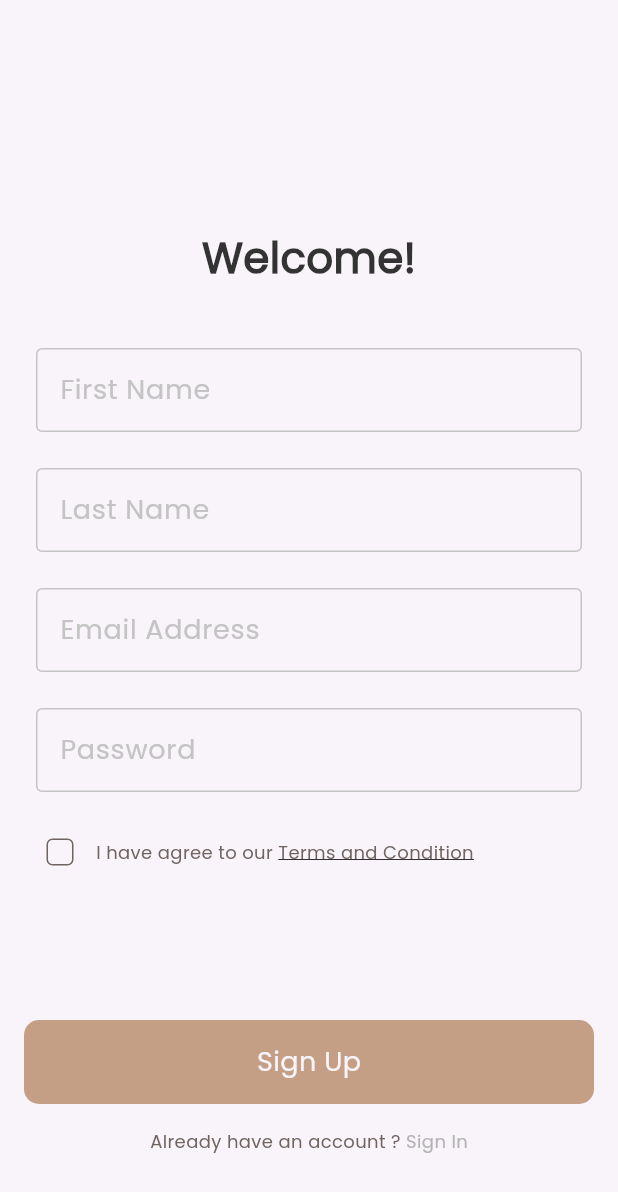
After one commit to mozidan27/dalel, a Flutter app: the screen it shows after launch, after a tap on "Skip", on a phone screen of 412 x 824 dp. The commit adds this screen. Shown: the top 1192 px of the screen. Run offline on Flutter 3.47's test engine with Material 3 defaults, Android fonts, the phone set to English and light mode, and no system bars; our stand-ins replace firebase_auth, firebase_core, flutter_bloc, get_it, shared_preferences, smooth_page_indicator; accounts and stored records are empty.

Commit message:
create account with email and password

```diff
--- /dev/null
+++ b/lib/app/dalel_app.dart
@@ -0,0 +1,18 @@
+import 'package:dalel/core/routes/app_router.dart';
+import 'package:dalel/core/utils/app_colors.dart';
+import 'package:dalel/features/splash/presentation/views/splash_view.dart';
+import 'package:flutter/material.dart';
+
+class Dalel extends StatelessWidget {
+  const Dalel({super.key});
+
+  @override
+  Widget build(BuildContext context) {
+    return MaterialApp(
+      home: const SplashView(),
+      theme: ThemeData(scaffoldBackgroundColor: AppColors.offWhite),
+      debugShowCheckedModeBanner: false,
+      routes: buildAppRoutes(),
+    );
+  }
+}
--- /dev/null
+++ b/lib/core/funcations/check_state_changes.dart
@@ -0,0 +1,16 @@
+import 'package:firebase_auth/firebase_auth.dart';
+import 'package:flutter/foundation.dart';
+
+void checkStateChanges() {
+  FirebaseAuth.instance.authStateChanges().listen((User? user) {
+    if (user == null) {
+      if (kDebugMode) {
+        print('User is currently signed out!');
+      }
+    } else {
+      if (kDebugMode) {
+        print('User is signed in!');
+      }
+    }
+  });
+}
--- a/lib/features/auth/presentation/auth_cubit/cubit/auth_cubit.dart
+++ b/lib/features/auth/presentation/auth_cubit/cubit/auth_cubit.dart
@@ -1,6 +1,33 @@
 import 'package:dalel/features/auth/presentation/auth_cubit/cubit/auth_state.dart';
+import 'package:firebase_auth/firebase_auth.dart';
 import 'package:flutter_bloc/flutter_bloc.dart';
 
 class AuthCubit extends Cubit<AuthState> {
   AuthCubit() : super(AuthInitial());
+  late String? firstName;
+  late String? lastName;
+  late String? emailAddress;
+  late String? password;
+
+  signUpWithEmailAndPassword() async {
+    try {
+      emit(SignupLoadingState());
+      final credential =
+          await FirebaseAuth.instance.createUserWithEmailAndPassword(
+        email: emailAddress!,
+        password: password!,
+      );
+      emit(SignupSuccessState());
+    } on FirebaseAuthException catch (e) {
+      if (e.code == 'weak-password') {
+        emit(SignupFailurState(
+            errorMessage: 'The password provided is too weak.'));
+      } else if (e.code == 'email-already-in-use') {
+        emit(SignupFailurState(
+            errorMessage: 'The account already exists for that email.'));
+      }
+    } catch (e) {
+      emit(SignupFailurState(errorMessage: e.toString()));
+    }
+  }
 }
--- a/lib/features/auth/presentation/auth_cubit/cubit/auth_state.dart
+++ b/lib/features/auth/presentation/auth_cubit/cubit/auth_state.dart
@@ -1,3 +1,13 @@
 class AuthState {}
 
 final class AuthInitial extends AuthState {}
+
+final class SignupLoadingState extends AuthState {}
+
+final class SignupSuccessState extends AuthState {}
+
+final class SignupFailurState extends AuthState {
+  final String errorMessage;
+
+  SignupFailurState({required this.errorMessage});
+}
--- /dev/null
+++ b/lib/features/auth/presentation/widgets/custom_signup_form.dart
@@ -0,0 +1,61 @@
+import 'package:dalel/core/utils/app_strings.dart';
+import 'package:dalel/core/widgets/custom_button.dart';
+import 'package:dalel/features/auth/presentation/auth_cubit/cubit/auth_cubit.dart';
+import 'package:dalel/features/auth/presentation/auth_cubit/cubit/auth_state.dart';
+import 'package:dalel/features/auth/presentation/widgets/custom_text_field.dart';
+import 'package:dalel/features/auth/presentation/widgets/terms_and_condition_widget.dart';
+import 'package:flutter/material.dart';
+import 'package:flutter_bloc/flutter_bloc.dart';
+
+class CustomSignUpForm extends StatelessWidget {
+  const CustomSignUpForm({super.key});
+
+  @override
+  Widget build(BuildContext context) {
+    return BlocConsumer<AuthCubit, AuthState>(
+      listener: (context, state) {},
+      builder: (context, state) {
+        return Form(
+            child: Column(
+          children: [
+            CustomTextFormFieldWidget(
+              text: AppStrings.fristName,
+              onChanged: (firstName) {
+                BlocProvider.of<AuthCubit>(context).firstName = firstName;
+              },
+            ),
+            CustomTextFormFieldWidget(
+              text: AppStrings.lastName,
+              onChanged: (lastName) {
+                BlocProvider.of<AuthCubit>(context).lastName = lastName;
+              },
+            ),
+            CustomTextFormFieldWidget(
+              text: AppStrings.emailAddress,
+              onChanged: (email) {
+                BlocProvider.of<AuthCubit>(context).emailAddress = email;
+              },
+            ),
+            CustomTextFormFieldWidget(
+              text: AppStrings.password,
+              onChanged: (password) {
+                BlocProvider.of<AuthCubit>(context).password = password;
+              },
+            ),
+            const SizedBox(height: 16),
+            const TermsAndConditions(
+                text1: AppStrings.iHaveAgreeToOur,
+                text2: AppStrings.termsAndCondition),
+            const SizedBox(height: 88),
+            CustomButton(
+                text: AppStrings.signUp,
+                onTap: () {
+                  BlocProvider.of<AuthCubit>(context)
+                      .signUpWithEmailAndPassword();
+                }),
+          ],
+        ));
+      },
+    );
+  }
+}
--- a/lib/features/auth/presentation/widgets/custom_text_field.dart
+++ b/lib/features/auth/presentation/widgets/custom_text_field.dart
@@ -2,14 +2,19 @@ import 'package:dalel/core/utils/app_colors.dart';
 import 'package:dalel/core/utils/app_text_styles.dart';
 import 'package:flutter/material.dart';
 
-class CustomTextFieldWidget extends StatelessWidget {
-  const CustomTextFieldWidget({super.key, required this.text});
+class CustomTextFormFieldWidget extends StatelessWidget {
+  const CustomTextFormFieldWidget(
+      {super.key, required this.text, this.onChanged, this.onFieldSubmitted});
   final String text;
+  final Function(String)? onChanged;
+  final Function(String)? onFieldSubmitted;
   @override
   Widget build(BuildContext context) {
     return Padding(
       padding: const EdgeInsets.only(top: 24.0, right: 8, left: 8),
-      child: TextField(
+      child: TextFormField(
+        onChanged: onChanged,
+        onFieldSubmitted: onFieldSubmitted,
         decoration: InputDecoration(
           labelText: text,
           labelStyle: CustomTextStyles.poppins500style18,
--- a/lib/main.dart
+++ b/lib/main.dart
@@ -1,27 +1,16 @@
+import 'package:dalel/app/dalel_app.dart';
 import 'package:dalel/core/database/cache/cache_helper.dart';
-import 'package:dalel/core/routes/app_router.dart';
+import 'package:dalel/core/funcations/check_state_changes.dart';
 import 'package:dalel/core/services/service_locator.dart';
-import 'package:dalel/core/utils/app_colors.dart';
-import 'package:dalel/features/splash/presentation/views/splash_view.dart';
+import 'package:dalel/firebase_options.dart';
+import 'package:firebase_core/firebase_core.dart';
 import 'package:flutter/material.dart';
 
 void main() async {
   WidgetsFlutterBinding.ensureInitialized();
+  await Firebase.initializeApp(options: DefaultFirebaseOptions.currentPlatform);
   setupServiceLocator();
   await getIt<CacheHelper>().init();
+  checkStateChanges();
   runApp(const Dalel());
 }
-
-class Dalel extends StatelessWidget {
-  const Dalel({super.key});
-
-  @override
-  Widget build(BuildContext context) {
-    return MaterialApp(
-      home: const SplashView(),
-      theme: ThemeData(scaffoldBackgroundColor: AppColors.offWhite),
-      debugShowCheckedModeBanner: false,
-      routes: buildAppRoutes(),
-    );
-  }
-}
--- a/pubspec.yaml
+++ b/pubspec.yaml
@@ -29,6 +29,7 @@ environment:
 # versions available, run `flutter pub outdated`.
 dependencies:
   cupertino_icons: ^1.0.6
+  firebase_auth: ^5.1.2
   firebase_core: ^3.2.0
   flutter:
     sdk: flutter
```
Also changed, not shown: lib/features/auth/presentation/views/sign_up_view.dart (+9 -55 lines), pubspec.lock, 6 other files.
